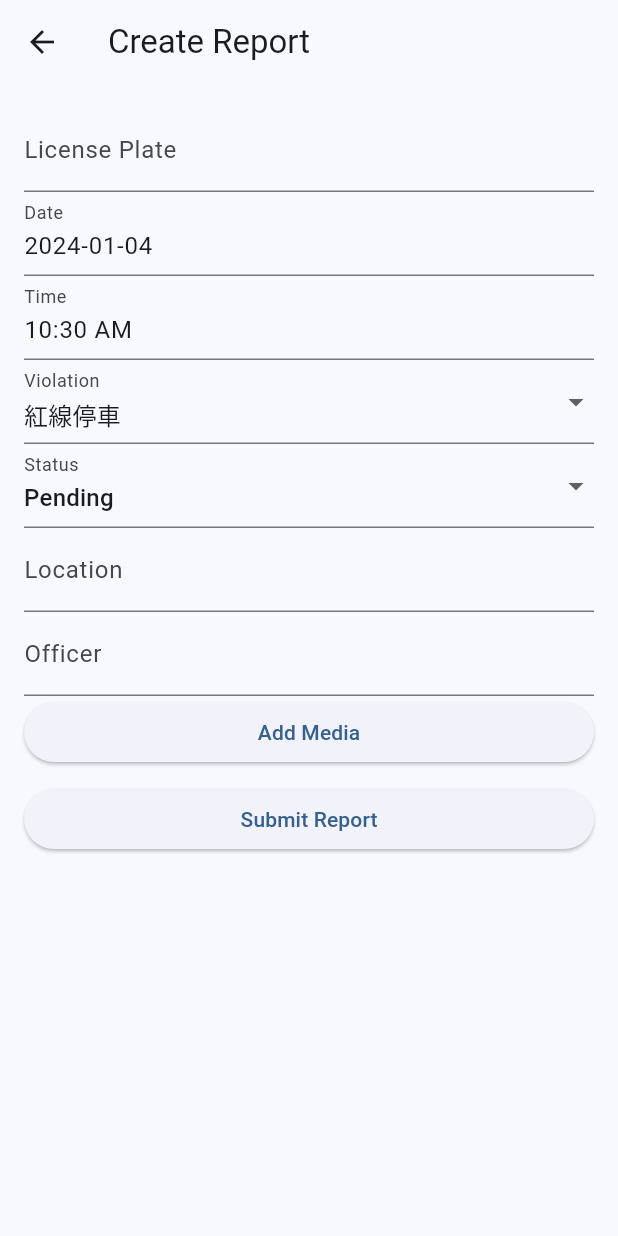
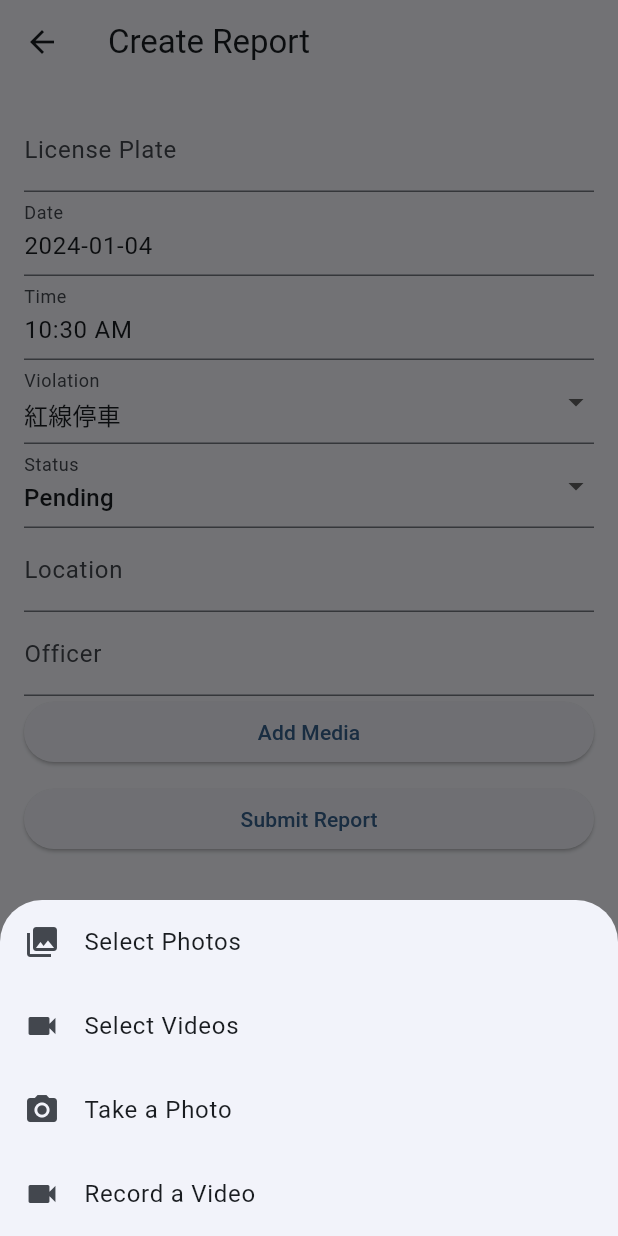
Before and after one commit to yihong1120/traffic_report_front_flutter, a Flutter app: the CreateReportPage screen opened by its route, after a tap on "Add Media", on a phone screen of 412 x 824 dp. Run offline on Flutter 3.47's test engine with Material 3 defaults, Android fonts, the phone set to English and light mode, and no system bars; our stand-ins replace camera, flutter_dotenv, google_maps_flutter, image_picker, logger, video_player.

Commit message:
New feature: allow user to use camera to fetch images or videos

```diff
--- /dev/null
+++ b/lib/components/media_picker.dart
@@ -0,0 +1,66 @@
+import 'dart:io';
+import 'package:flutter/material.dart';
+import 'package:image_picker/image_picker.dart';
+import 'package:camera/camera.dart';
+
+class MediaPicker {
+  static Future<List<XFile>?> pickMedia(BuildContext context, {bool enableCamera = false}) async {
+    final ImagePicker _picker = ImagePicker();
+
+    if (enableCamera) {
+      // 检查摄像头是否可用
+      final cameras = await availableCameras();
+      if (cameras.isNotEmpty) {
+        // 显示选择媒体或使用摄像头的菜单
+        return showModalBottomSheet<List<XFile>>(
+          context: context,
+          builder: (context) => _MediaPickerMenu(picker: _picker),
+        );
+      }
+    }
+    // 没有可用摄像头，直接选择媒体
+    return _picker.pickMultiImage();
+  }
+}
+
+class _MediaPickerMenu extends StatelessWidget {
+  final ImagePicker picker;
+
+  const _MediaPickerMenu({Key? key, required this.picker}) : super(key: key);
+
+  @override
+  Widget build(BuildContext context) {
+    return Wrap(
+      children: <Widget>[
+        ListTile(
+          leading: const Icon(Icons.photo_library),
+          title: const Text('Select Photos'),
+          onTap: () async {
+            Navigator.pop(context, await picker.pickMultiImage());
+          },
+        ),
+        ListTile(
+          leading: const Icon(Icons.videocam),
+          title: const Text('Select Videos'),
+          onTap: () async {
+            Navigator.pop(context, await picker.pickVideo(source: ImageSource.gallery));
+          },
+        ),
+        ListTile(
+          leading: const Icon(Icons.camera_alt),
+          title: const Text('Take a Photo'),
+          onTap: () async {
+            Navigator.pop(context, [await picker.pickImage(source: ImageSource.camera)]);
+          },
+        ),
+        ListTile(
+          leading: const Icon(Icons.videocam),
+          title: const Text('Record a Video'),
+          onTap: () async {
+            Navigator.pop(context, [await picker.pickVideo(source: ImageSource.camera)]);
+          },
+        ),
+      ],
+    );
+  }
+}
--- a/lib/screens/reports/create_report_screen.dart
+++ b/lib/screens/reports/create_report_screen.dart
@@ -8,6 +8,7 @@ import 'package:logger/logger.dart';
 import 'dart:typed_data';
 import '../../models/traffic_violation.dart';
 import '../../services/report_service.dart';
+import '../../components/media_picker.dart';
 
  final Logger logger = Logger();
 
@@ -206,10 +207,10 @@ class CreateReportPageState extends State<CreateReportPage> {
   }
 
   void _pickMedia() async {
-    final List<XFile> pickedFiles = await _picker.pickMultiImage();
+    final List<XFile>? pickedFiles = await MediaPicker.pickMedia(context, enableCamera: true);
 
     // 检查是否有文件被选中
-    if (pickedFiles.isEmpty) return;
+    if (pickedFiles == null || pickedFiles.isEmpty) return;
 
     // 检查选择的媒体数量
     if (pickedFiles.length > 5) {
--- a/pubspec.yaml
+++ b/pubspec.yaml
@@ -44,6 +44,7 @@ dependencies:
   http: ^1.1.2
   logger: ^2.0.2+1
   video_player: ^2.8.2
+  camera: ^0.10.5+8
 
 dev_dependencies:
   flutter_test:
```
Also changed, not shown: pubspec.lock.
